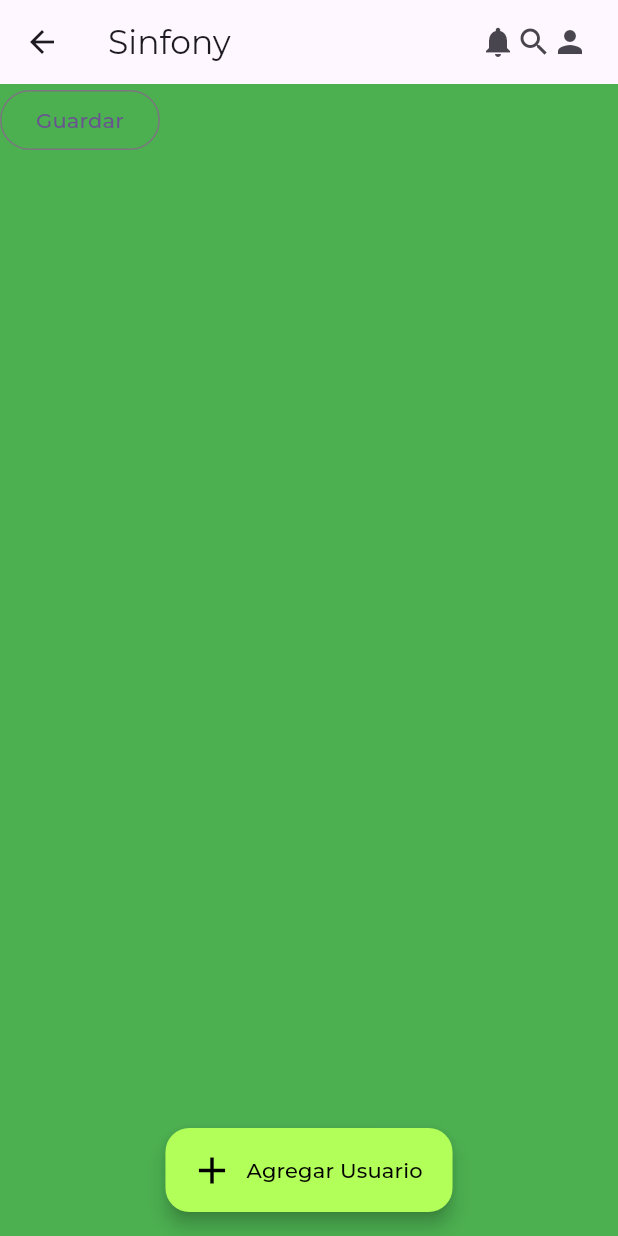
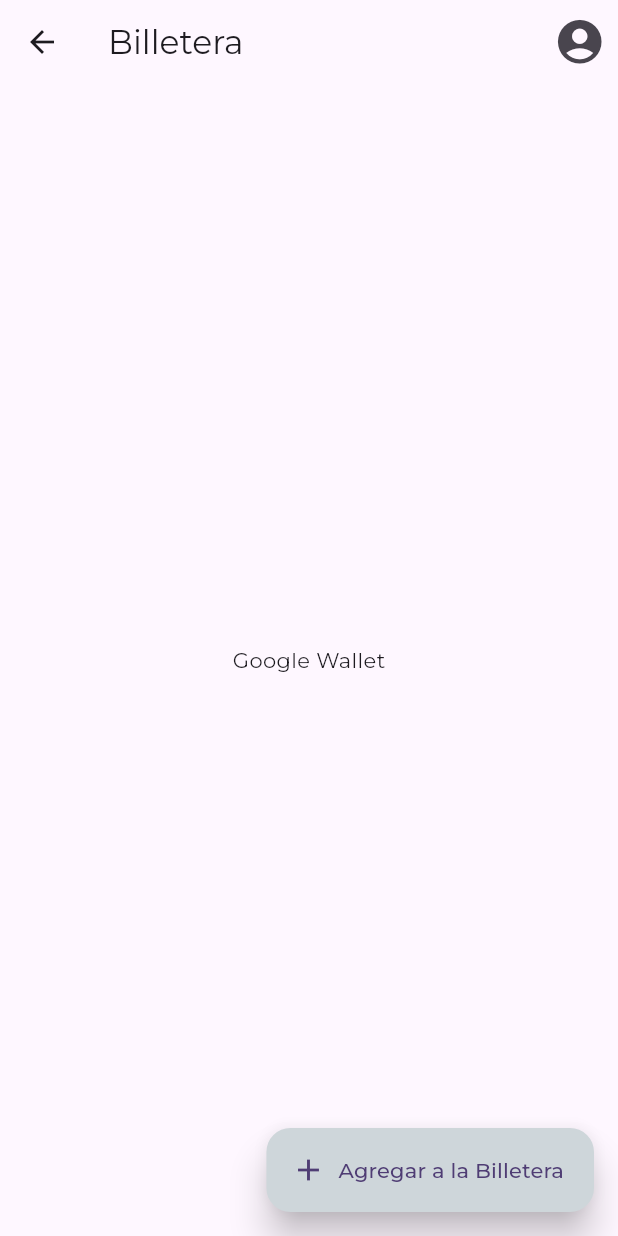
Before and after one commit to JMosqb11/Learn-Flutter, a Flutter app: the MyHomePage screen opened directly, on a phone screen of 412 x 824 dp. Run offline on Flutter 3.47's test engine with Material 3 defaults, Android fonts, the phone set to English and light mode, and no system bars; our stand-ins replace google_fonts.

Commit message:
Multi-Child

```diff
--- /dev/null
+++ b/lib/Actividades/ClonGooglePay.dart
@@ -0,0 +1,29 @@
+import 'package:flutter/material.dart';
+import 'package:flutter/widgets.dart';
+
+class ClonGooglePay extends StatelessWidget {
+  @override
+  Widget build(BuildContext context) {
+    return Scaffold(
+      appBar: AppBar(
+        title: const Text('Billetera'),
+        actions: [
+          IconButton(
+            icon: const Icon(Icons.account_circle_sharp, size: 35,),
+            onPressed: () {},
+          ),
+        ],
+      ),
+      floatingActionButton: FloatingActionButton.extended(
+        onPressed: () {},
+        icon: const Icon(Icons.add),
+        label: const Text("Agregar a la Billetera"),
+        backgroundColor: const Color.fromARGB(255, 206, 214, 218),
+        elevation: 10,
+      ),
+      body: const Center(
+        child: Text('Google Wallet'),
+      ),
+    );
+  }
+}
--- a/lib/Pages/LoginPage.dart
+++ b/lib/Pages/LoginPage.dart
@@ -1,5 +1,6 @@
 import 'package:flutter/material.dart';
-import 'package:myapp/Pages/MyHomePage.dart';
+import 'package:myapp/Common/Myroutes.dart';
+// import 'package:myapp/Pages/MyHomePage.dart';
 
 class LoginPage extends StatefulWidget{
   @override
@@ -15,7 +16,7 @@ class LoginPageState extends State<LoginPage>{
           child: const Text("MyHomePage"),
           onPressed: () {
 // Suggested code may be subject to a license. Learn more: ~LicenseLog:798571238.
-            Navigator.push(context, MaterialPageRoute(builder: (context) => MyHomePage()));
+            Navigator.pushNamed(context, ROUTE_HOME);
           },
         ),
       ),
--- a/lib/Pages/MyHomePage.dart
+++ b/lib/Pages/MyHomePage.dart
@@ -1,7 +1,8 @@
 import 'package:flutter/material.dart';
-import 'package:myapp/Widgets/widgetsBasicos/MyAppbar.dart';
-import 'package:myapp/Widgets/widgetsBasicos/MyButton.dart';
-import 'package:myapp/Widgets/widgetsBasicos/MyFloatingActionButton.dart';
+import 'package:myapp/Actividades/ClonGooglePay.dart';
+// import 'package:myapp/Widgets/widgetsBasicos/MyAppbar.dart';
+// import 'package:myapp/Widgets/widgetsBasicos/MyButton.dart';
+// import 'package:myapp/Widgets/widgetsBasicos/MyFloatingActionButton.dart';
 // import 'package:myapp/Widgets/MyIcon.dart';
 // import 'package:myapp/Widgets/MyImage.dart';
 // import 'package:myapp/Widgets/MyRichText.dart';
@@ -19,12 +20,8 @@ class _MyHomePageState extends State<MyHomePage> {
   @override
   Widget build(BuildContext context) {
     return Scaffold(
-      backgroundColor: Colors.green,
-      floatingActionButton: Myfloatingactionbutton(),
-      floatingActionButtonLocation: FloatingActionButtonLocation.centerFloat,
-      appBar: Myappbar(),
       body: SafeArea(
-        child: Mybutton(),
+        child: ClonGooglePay(),
       ),
     );
   }
--- a/lib/Widgets/widgetsBasicos/MyAppbar.dart
+++ b/lib/Widgets/widgetsBasicos/MyAppbar.dart
@@ -12,7 +12,7 @@ class Myappbar extends StatelessWidget implements PreferredSizeWidget{
         actions: [
           Icon(Icons.notifications, ),
           Icon(Icons.search),
-          Icon(Icons.person),
+          Icon(Icons.image_rounded),
 
           SizedBox(
             width: 20,
```
Also changed, not shown: lib/Common/Myroutes.dart (added, +33 -0 lines), lib/MultiChild/MyColumn.dart (added, +30 -0 lines), lib/MultiChild/MyRow.dart (added, +42 -0 lines), lib/Pages/NowPlayingPage.dart (+4 -10 lines), lib/main.dart (+6 -1 lines).
